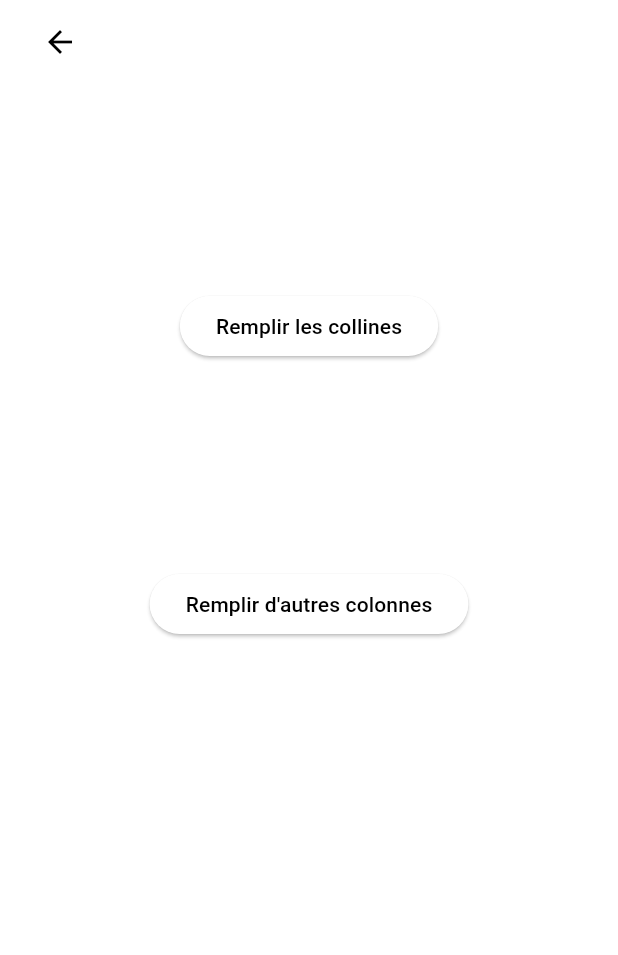
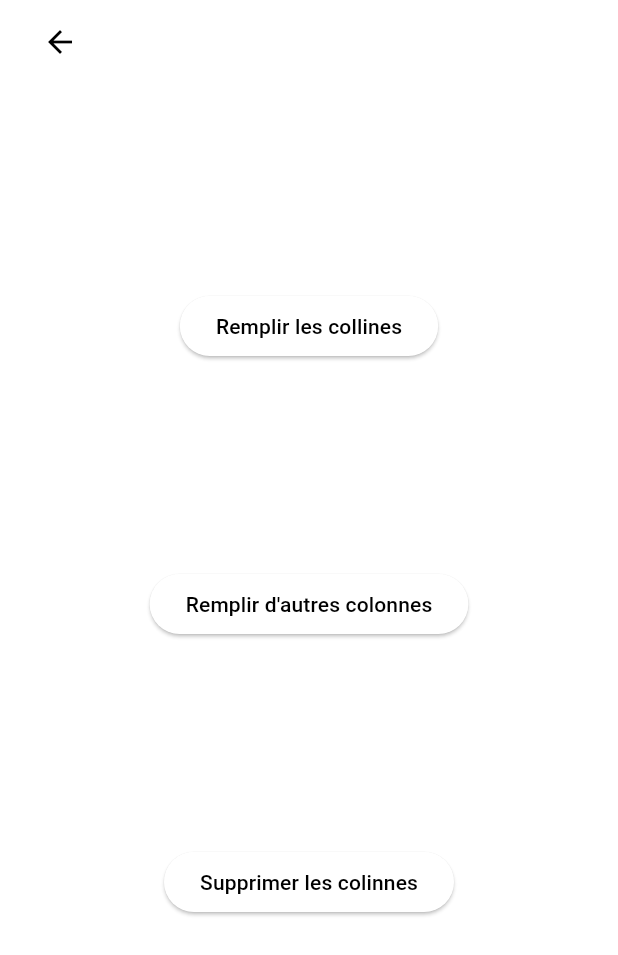
Before and after one commit to jspmic/collecteur_ui, a Flutter app: the screen it shows after launch, after a tap on "Remplir", on a phone screen of 412 x 824 dp. Shown: the top 955 px of the screen. Run offline on Flutter 3.47's test engine with Material 3 defaults, Android fonts, the phone set to English and light mode, and no system bars; our stand-ins replace flutter_dotenv; missing offline and left inert: excel, syncfusion_flutter_xlsio.

Commit message:
feat: Added new buttons to handle the DB

```diff
--- a/lib/populateScreen.dart
+++ b/lib/populateScreen.dart
@@ -16,6 +16,10 @@ class _PopulateState extends State<Populate> {
   bool isLoading3 = false;
   Color stateColor2 = Colors.black;
   Color stateColor3 = Colors.black;
+  void deleteC() async{
+    String code = dotenv.env["CODE"].toString();
+	await deleteCollines(code);
+  }
   void populateFields(bool collineEnabled) async{
     setState(() {
       collineEnabled ? isLoading3 = true : isLoading2 = true;
@@ -64,7 +68,9 @@ class _PopulateState extends State<Populate> {
               SizedBox(height: (MediaQuery.of(context).size.height)/6),
 
               isLoading2 ? const CircularProgressIndicator() :
-              ElevatedButton(onPressed: () => populateFields(false), child: Text("Remplir d'autres colonnes", style: TextStyle(color: stateColor2)))
+              ElevatedButton(onPressed: () => populateFields(false), child: Text("Remplir d'autres colonnes", style: TextStyle(color: stateColor2))),
+              SizedBox(height: (MediaQuery.of(context).size.height)/6),
+              ElevatedButton(onPressed: () => deleteC(), child: const Text("Supprimer les colinnes", style: TextStyle(color: Colors.black)))
             ],
           ),
         ),
```
